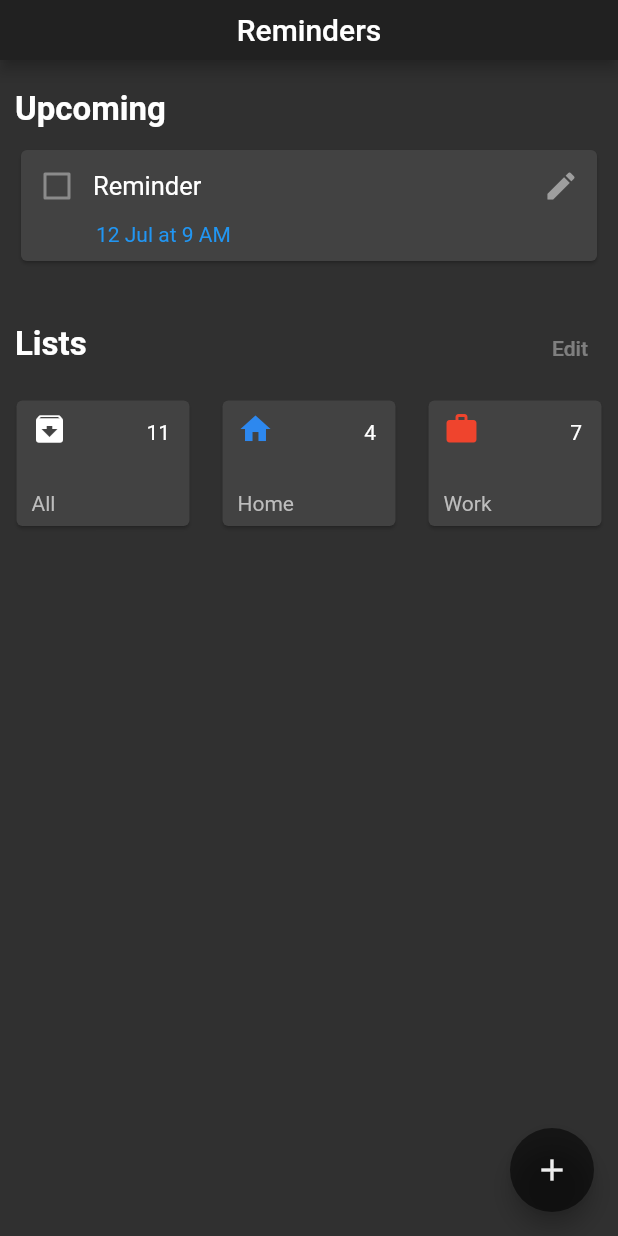
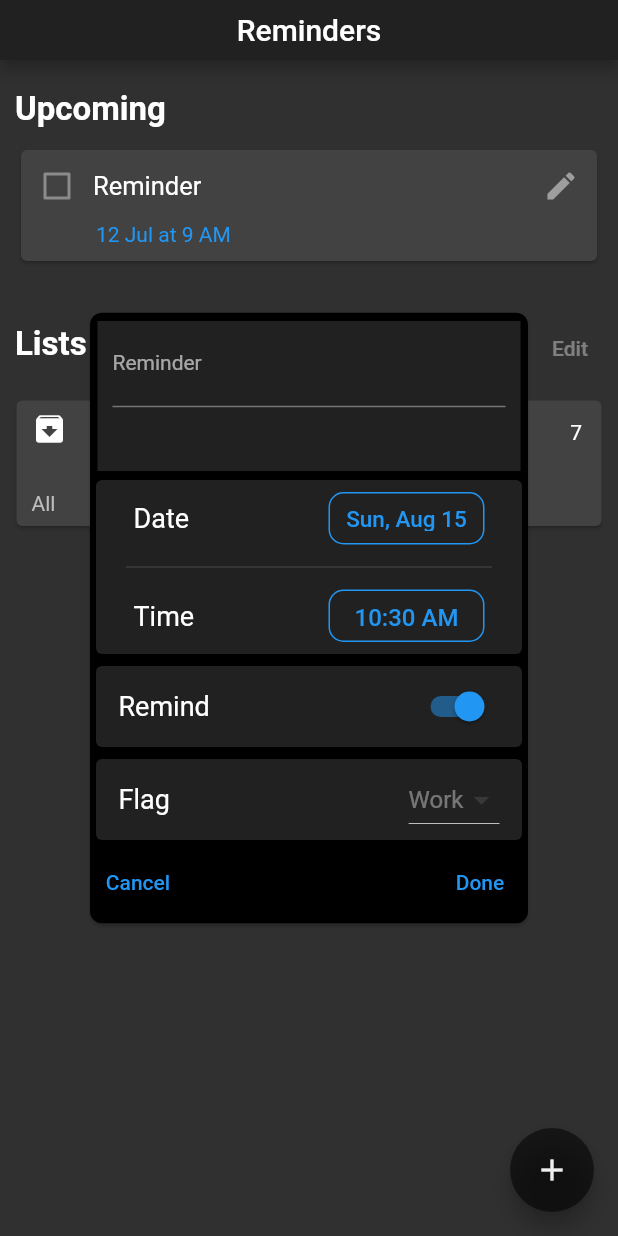
Before and after one commit to YashKarthik/silly-dart-projects, a Flutter app: the screen it shows after launch, after a tap on the "edit" icon, on a phone screen of 412 x 824 dp. Run offline on Flutter 3.47's test engine with Material 2 defaults, Android fonts, the phone set to English and light mode, and no system bars; our stand-ins replace flutter_dotenv, flutter_spinkit.

Commit message:
did the ui of the reminder create page

```diff
--- a/todo_app/lib/main.dart
+++ b/todo_app/lib/main.dart
@@ -7,6 +7,5 @@ void main() {
 		home: Home(),
 		theme: ThemeData.dark(),
 		title: 'Reminders',
-
 	));//...runapp
 }
--- a/todo_app/lib/src/home.dart
+++ b/todo_app/lib/src/home.dart
@@ -1,4 +1,8 @@
 import 'package:flutter/material.dart';
+import 'package:todo_app/src/listTiles.dart';
+import 'package:todo_app/src/reminder_create.dart';
+
+
 
 class Home extends StatelessWidget {
 	@override
@@ -61,7 +65,9 @@ class Home extends StatelessWidget {
 												flex: 0,
 												child: IconButton(
 													icon: Icon(Icons.edit),
-													onPressed: () {},
+													onPressed: () {
+														createReminders(context);
+													},
 													splashRadius: 20,
 													color: Colors.grey,
 												),
@@ -124,21 +130,21 @@ class Home extends StatelessWidget {
 
 						children: <Widget>[
 
-							ListTile(
+							TodoListTile(
 								listCount: 11,
 								listName: 'All',
 								listIcon: Icons.archive,
 								colorHex: 0xffffffff,
 							),
 
-							ListTile(
+							TodoListTile(
 								listCount: 4,
 								listName: 'Home',
 								listIcon: Icons.home,
 								colorHex: 0xff2d88ef,
 							),
 
-							ListTile(
+							TodoListTile(
 								listCount: 7,
 								listName: 'Work',
 								listIcon: Icons.work,
@@ -161,73 +167,3 @@ class Home extends StatelessWidget {
 		);
 	}
 }
-
-
-class ListTile extends StatefulWidget {
-
-	late final String listName;
-	late final int listCount;
-	late final IconData listIcon;
-	late final int colorHex;
-
-	ListTile(
-	{
-		required this.listName,
-		required this.listCount,
-		required this.listIcon,
-		required this.colorHex,
-	});
-
-	@override
-	_ListTileState createState() => _ListTileState();
-}
-
-class _ListTileState extends State<ListTile> {
-
-	@override
-	Widget build(BuildContext context) {
-
-		return Padding(
-			padding: EdgeInsets.all(7),
-			child: Card(
-				child: Row(
-					mainAxisAlignment: MainAxisAlignment.spaceBetween,
-
-					children: <Widget>[
-
-						Padding(
-							padding: EdgeInsets.fromLTRB(10, 7, 10, 7),
-							child: Column(
-								mainAxisAlignment: MainAxisAlignment.spaceBetween,
-								crossAxisAlignment: CrossAxisAlignment.start,
-								children: <Widget>[
-
-									Icon(
-										widget.listIcon,
-										color: Color(widget.colorHex),
-									),
-									Text(
-										'${widget.listName}',
-										style: TextStyle(
-											color: Colors.grey[400],
-										),
-									)
-								],
-							)
-						),
-
-						Column(
-							children: <Widget>[
-
-								Padding(
-									padding: EdgeInsets.all(13),
-									child: Text('${widget.listCount}'),
-								)
-							]
-						)
-					]
-				),
-			)
-		);
-	}
-}
--- /dev/null
+++ b/todo_app/lib/src/listTiles.dart
@@ -0,0 +1,70 @@
+import 'package:flutter/material.dart';
+
+class TodoListTile extends StatefulWidget {
+
+	late final String listName;
+	late final int listCount;
+	late final IconData listIcon;
+	late final int colorHex;
+
+	TodoListTile(
+	{
+		required this.listName,
+		required this.listCount,
+		required this.listIcon,
+		required this.colorHex,
+	});
+
+	@override
+	_TodoListTileState createState() => _TodoListTileState();
+}
+
+class _TodoListTileState extends State<TodoListTile> {
+
+	@override
+	Widget build(BuildContext context) {
+
+		return Padding(
+			padding: EdgeInsets.all(7),
+			child: Card(
+				child: Row(
+					mainAxisAlignment: MainAxisAlignment.spaceBetween,
+
+					children: <Widget>[
+
+						Padding(
+							padding: EdgeInsets.fromLTRB(10, 7, 10, 7),
+							child: Column(
+								mainAxisAlignment: MainAxisAlignment.spaceBetween,
+								crossAxisAlignment: CrossAxisAlignment.start,
+								children: <Widget>[
+
+									Icon(
+										widget.listIcon,
+										color: Color(widget.colorHex),
+									),
+									Text(
+										'${widget.listName}',
+										style: TextStyle(
+											color: Colors.grey[400],
+										),
+									)
+								],
+							)
+						),
+
+						Column(
+							children: <Widget>[
+
+								Padding(
+									padding: EdgeInsets.all(13),
+									child: Text('${widget.listCount}'),
+								)
+							]
+						)
+					]
+				),
+			)
+		);
+	}
+}
--- /dev/null
+++ b/todo_app/lib/src/reminder_create.dart
@@ -0,0 +1,299 @@
+import 'package:flutter/cupertino.dart';
+import 'package:flutter/rendering.dart';
+import 'package:flutter/widgets.dart';
+import 'package:intl/intl.dart';
+import 'package:flutter/material.dart';
+
+createReminders(BuildContext context) {
+
+	OverlayState overlayState = Overlay.of(context)!;
+	OverlayEntry overlayEntry = OverlayEntry(
+
+		opaque: false,
+		builder: (context) => Center(
+			child: ReminderOverlay(),
+		)
+	);
+	overlayState.insert(overlayEntry);
+}
+
+class ReminderOverlay extends StatefulWidget {
+	@override
+	_ReminderOverlayState createState() => _ReminderOverlayState();
+}
+
+class _ReminderOverlayState extends State<ReminderOverlay> {
+
+	String formatDate(int milliseconds) {
+	  final template = DateFormat('EEE, MMM d' );
+	  return template.format(DateTime.fromMillisecondsSinceEpoch(milliseconds));
+	}
+	String formatTime(int milliseconds) {
+
+	  final template = DateFormat('h:mm a');
+	  return template.format(DateTime.fromMillisecondsSinceEpoch(milliseconds));
+	}
+	bool _buttonState = true;
+
+	@override
+	Widget build(BuildContext context) {
+
+		return Container(
+			height: 415,
+			width: 300,
+
+			child: Card(
+				shape: RoundedRectangleBorder(
+      		borderRadius: BorderRadius.all(Radius.circular(8)),
+				),
+				color: Colors.black,
+				child: Column(
+
+					crossAxisAlignment: CrossAxisAlignment.start,
+					mainAxisAlignment: MainAxisAlignment.center,
+
+					children: <Widget>[
+
+						Container(
+
+							color: Colors.grey[900],
+
+							padding: EdgeInsets.fromLTRB(10, 0, 10, 0),
+							margin: EdgeInsets.fromLTRB(5, 2, 5, 2),
+							height: 100,
+							width: 300,
+
+							child: TextField(
+								autofocus: true,
+								decoration: InputDecoration(
+  							  labelText: 'Reminder',
+									labelStyle: TextStyle(
+										fontSize: 14,
+									)
+  							),
+							),
+
+						),
+
+						Card(
+							color: Colors.grey[900],
+							child: Padding(
+								padding: EdgeInsets.fromLTRB(10, 1, 10, 1),
+								child: Column(
+									children: <Widget>[
+
+										Container(
+											padding: EdgeInsets.fromLTRB(10, 1, 10, 1),
+											margin: EdgeInsets.fromLTRB(5, 2, 5, 2),
+											child: Row(
+
+												mainAxisAlignment: MainAxisAlignment.spaceBetween,
+
+												children: <Widget>[
+
+													Text(
+														'Date',
+														style: TextStyle(
+															fontSize: 18,
+														),
+													),
+
+													Container(
+
+														height: 35,
+														width: 104,
+														margin: EdgeInsets.symmetric(vertical: 4, horizontal: 0),
+
+														decoration: ShapeDecoration(
+      											  shape: RoundedRectangleBorder(
+      											    side: BorderSide(
+																	width: 1.0,
+																	style: BorderStyle.solid,
+																	color: Colors.blue,
+																),
+      											    borderRadius: BorderRadius.all(Radius.circular(10)),
+      											  ),
+      											),
+
+														child: TextButton(
+															onPressed: () {},
+
+															child: Text(
+
+																'${formatDate(
+																		DateTime.now()
+																			.millisecondsSinceEpoch
+																		)
+																	}',
+
+																style: TextStyle(
+																	fontSize: 15,
+																),
+
+															),
+														)
+													),
+												],
+											),
+										),
+
+										Divider(
+											indent: 10,
+											endIndent: 10,
+											thickness: 1,
+										),
+
+										Container(
+											padding: EdgeInsets.fromLTRB(10, 1, 10, 1),
+											margin: EdgeInsets.fromLTRB(5, 2, 5, 2),
+											child: Row(
+
+												mainAxisAlignment: MainAxisAlignment.spaceBetween,
+
+												children: <Widget>[
+
+													Text(
+														'Time',
+														style: TextStyle(
+															fontSize: 18,
+														),
+													),
+
+													Container(
+
+														height: 35,
+														width: 104,
+														margin: EdgeInsets.symmetric(vertical: 4, horizontal: 0),
+
+														decoration: ShapeDecoration(
+      											  shape: RoundedRectangleBorder(
+      											    side: BorderSide(
+																	width: 1.0,
+																	style: BorderStyle.solid,
+																	color: Colors.blue,
+																),
+      											    borderRadius: BorderRadius.all(Radius.circular(10)),
+      											  ),
+      											),
+
+														child: TextButton(
+															onPressed: () {},
+
+															child: Text(
+
+																'${formatTime(
+																		DateTime.now()
+																			.millisecondsSinceEpoch
+																		)
+																	}',
+
+																style: TextStyle(
+																	fontSize: 16,
+																),
+
+															),
+														)
+													),
+												],
+											),
+										),
+
+
+									],
+								),
+
+							),
+						),
+
+						Card(
+							color: Colors.grey[900],
+							child: Container(
+								padding: EdgeInsets.fromLTRB(10, 1, 10, 1),
+								margin: EdgeInsets.fromLTRB(5, 2, 5, 2),
+								child: Row(
+
+									mainAxisAlignment: MainAxisAlignment.spaceBetween,
+
+									children: <Widget>[
+
+										Text(
+											'Remind',
+											style: TextStyle(
+												fontSize: 18,
+											),
+										),
+
+										Switch(
+
+											value: _buttonState,
+											onChanged: (bool) {
+												setState(() {
+													_buttonState = !_buttonState;
+												});
+											},
+
+											activeColor: Colors.blue,
+											inactiveThumbColor: Colors.grey,
+										),
+									],
+								),
+							)
+						),
+
+						Card(
+							color: Colors.grey[900],
+							child: Container(
+								padding: EdgeInsets.fromLTRB(10, 1, 10, 1),
+								margin: EdgeInsets.fromLTRB(5, 2, 5, 2),
+								child: Row(
+
+									mainAxisAlignment: MainAxisAlignment.spaceBetween,
+
+									children: <Widget>[
+
+										Text(
+											'Flag',
+											style: TextStyle(
+												fontSize: 18,
+											),
+										),
+
+										DropdownButton(
+											items: <DropdownMenuItem<String>>[
+												DropdownMenuItem(
+													child: Text('Work'),
+												),
+											],
+										),
+									],
+								),
+							)
+						),
+
+						Row(
+							mainAxisAlignment: MainAxisAlignment.spaceBetween,
+							children: <Widget>[
+
+								TextButton(
+									onPressed: () {},
+									child: Text('Cancel'),
+									style: ButtonStyle(
+									),
+								),
+
+								TextButton(
+									onPressed: () {},
+									child: Text('Done'),
+									style: ButtonStyle(
+									),
+								),
+							],
+						)
+
+
+					],
+				) ,
+			),
+		);
+	}
+}
--- a/todo_app/pubspec.yaml
+++ b/todo_app/pubspec.yaml
@@ -23,6 +23,7 @@ environment:
 dependencies:
   flutter:
     sdk: flutter
+  intl: ^0.17.0
 
 
   # The following adds the Cupertino Icons font to your application.
```
Also changed, not shown: todo_app/pubspec.lock.
